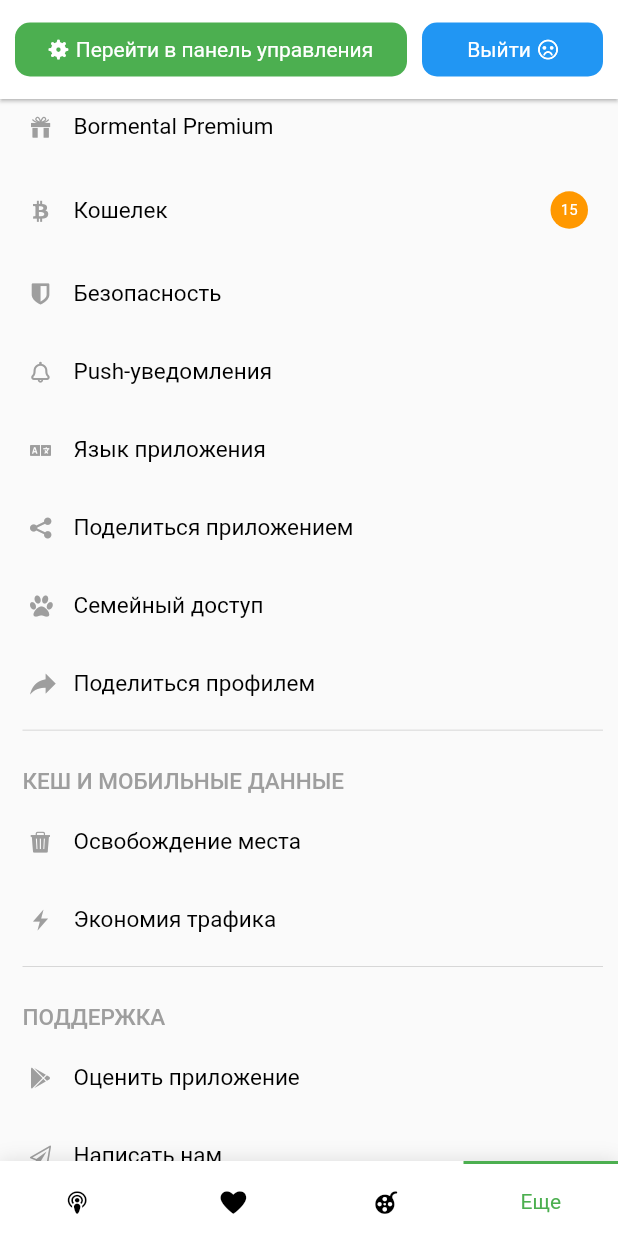
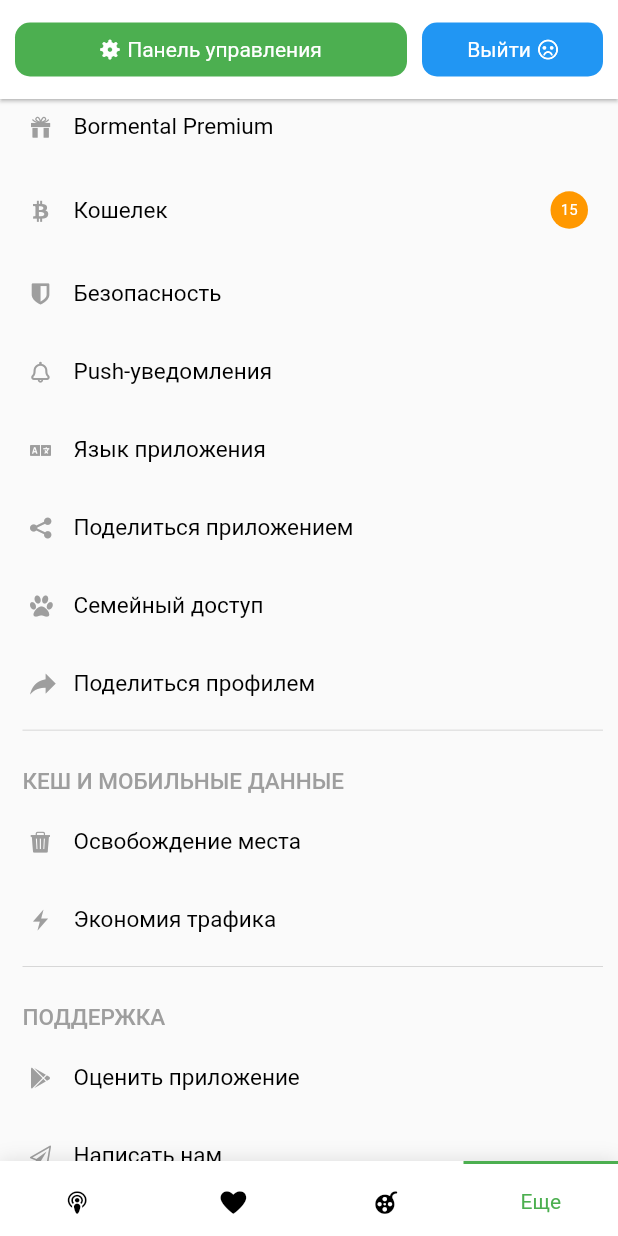
Before and after one commit to zikwall/bormental, a Flutter app: the screen it shows after launch, item 4 of the bottom bar chosen, scrolled down 120 dp, on a phone screen of 412 x 824 dp. Run offline on Flutter 3.47's test engine with Material 2 defaults, Android fonts, the light colour scheme and no system bars; our stand-ins replace animated_text_kit, better_player, flutter_staggered_animations, timelines, video_player, wakelock; network calls fail.

Commit message:
small review

```diff
--- a/lib/screens/menu/screen.dart
+++ b/lib/screens/menu/screen.dart
@@ -15,7 +15,10 @@ class MenuScreen extends StatefulWidget {
   _MenuScreenState createState() => _MenuScreenState();
 }
 
-class _MenuScreenState extends State<MenuScreen> {
+class _MenuScreenState extends State<MenuScreen> with AutomaticKeepAliveClientMixin<MenuScreen> {
+  @override
+  bool get wantKeepAlive => true;
+
   @override
   Widget build(BuildContext context) {
     return AnnotatedRegion<SystemUiOverlayStyle>(
@@ -133,7 +136,7 @@ class _MenuScreenState extends State<MenuScreen> {
                                   size: 13,
                                 ),
                                 SizedBox(width: 5),
-                                Text('Перейти в панель управления', style: TextStyle(
+                                Text('Панель управления', style: TextStyle(
                                   color: Colors.white,
                                   fontSize: 14,
                                 )),
@@ -185,6 +188,7 @@ class _MenuScreenState extends State<MenuScreen> {
             height: MediaQuery.of(context).size.height,
             padding: const EdgeInsets.only(left: 10, right: 10),
             child: SingleChildScrollView(
+              physics: const BouncingScrollPhysics(),
               child: Column(
                 mainAxisAlignment: MainAxisAlignment.spaceBetween,
                 children: <Widget>[
```
